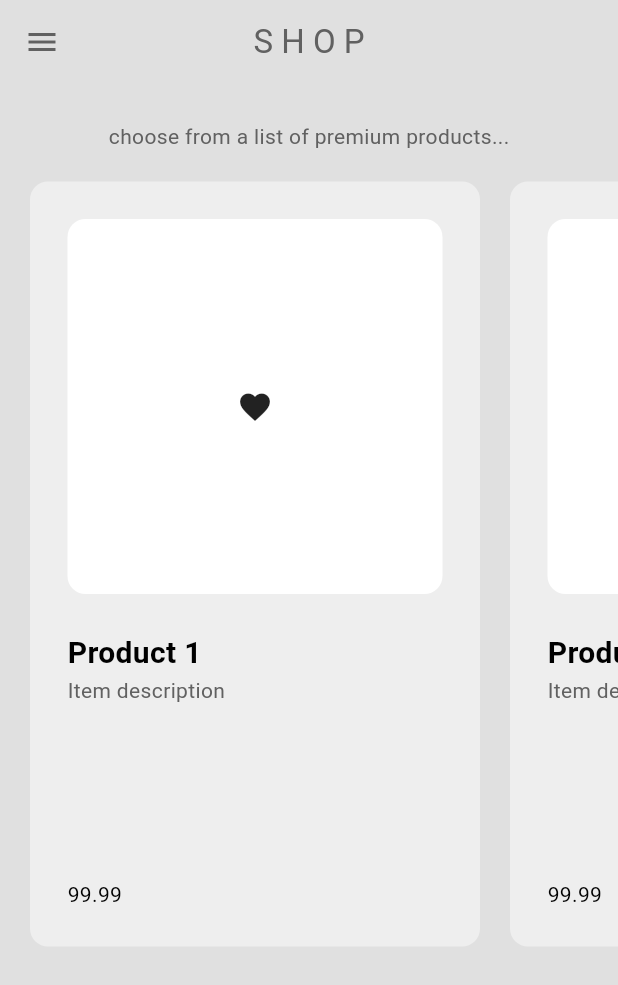
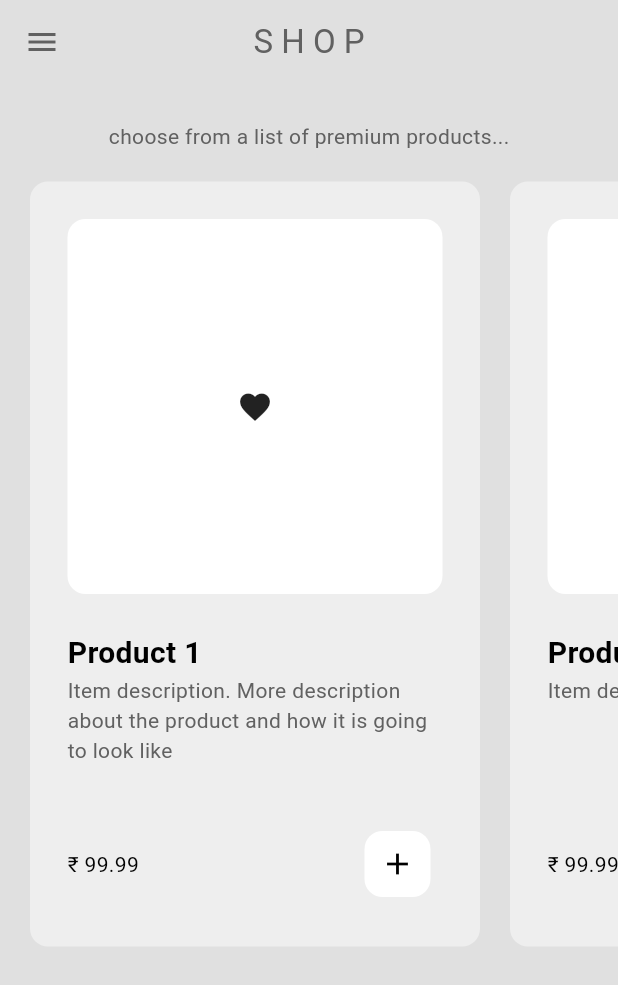
Before and after one commit to RJV-YF/MinimalShop, a Flutter app: the ShopPage screen opened by its route, on a phone screen of 412 x 824 dp. Shown: the top 985 px of the screen. Run offline on Flutter 3.47's test engine with Material 3 defaults, Android fonts, the phone set to English and light mode, and no system bars.

Commit message:
method to add products to cart and deleter from cart are completed along with the necessary dialog boxes to alert user

```diff
--- a/lib/components/my_product_tile.dart
+++ b/lib/components/my_product_tile.dart
@@ -1,10 +1,41 @@
 import 'package:flutter/material.dart';
+import 'package:provider/provider.dart';
 
 import '../models/product.dart';
+import '../models/shop.dart';
 
 class MyProductTile extends StatelessWidget {
   final Product product;
   const MyProductTile({super.key, required this.product});
+
+  // add to cart
+  void addToCart(BuildContext context) {
+    // alert the user with a dialog box
+    showDialog(
+      context: context,
+      builder: (context) {
+        return AlertDialog(
+          content: const Text('Add this item to your cart?'),
+          actions: [
+            // cancel
+            MaterialButton(
+              onPressed: () => Navigator.pop(context),
+              child: const Text('Cancel'),
+            ),
+
+            // yes
+            MaterialButton(
+              onPressed: () {
+                Navigator.pop(context);
+                context.read<Shop>().addToCart(product);
+              },
+              child: const Text('Yes'),
+            )
+          ],
+        );
+      },
+    );
+  }
 
   @override
   Widget build(BuildContext context) {
@@ -56,7 +87,21 @@ class MyProductTile extends StatelessWidget {
           ),
 
           // price
-          Text(product.price.toStringAsFixed(2)),
+          Row(
+            mainAxisAlignment: MainAxisAlignment.spaceBetween,
+            children: [
+              Text('₹ ${product.price.toStringAsFixed(2)}'),
+              IconButton(
+                onPressed: () => addToCart(context),
+                icon: Container(
+                    padding: const EdgeInsets.all(10),
+                    decoration: BoxDecoration(
+                        color: Theme.of(context).colorScheme.secondary,
+                        borderRadius: BorderRadius.circular(12)),
+                    child: const Icon(Icons.add)),
+              )
+            ],
+          ),
         ],
       ),
     );
--- a/lib/models/shop.dart
+++ b/lib/models/shop.dart
@@ -4,11 +4,32 @@ import 'package:minimalshop/models/product.dart';
 class Shop extends ChangeNotifier {
   // products for sale
   final List<Product> _shop = [
-    Product(name: "Product 1", price: 99.99, description: 'Item description'),
-    Product(name: "Product 2", price: 99.99, description: 'Item description'),
-    Product(name: "Product 3", price: 99.99, description: 'Item description'),
-    Product(name: "Product 4", price: 99.99, description: 'Item description'),
-    Product(name: "Product 5", price: 99.99, description: 'Item description'),
+    Product(
+      name: "Product 1",
+      price: 99.99,
+      description:
+          'Item description. More description about the product and how it is going to look like',
+    ),
+    Product(
+      name: "Product 2",
+      price: 99.99,
+      description: 'Item description',
+    ),
+    Product(
+      name: "Product 3",
+      price: 99.99,
+      description: 'Item description',
+    ),
+    Product(
+      name: "Product 4",
+      price: 99.99,
+      description: 'Item description',
+    ),
+    Product(
+      name: "Product 5",
+      price: 99.99,
+      description: 'Item description',
+    ),
   ];
   // user cart
   final List<Product> _cart = [];
```
Also changed, not shown: lib/pages/cart_page.dart (+60 -0 lines).
